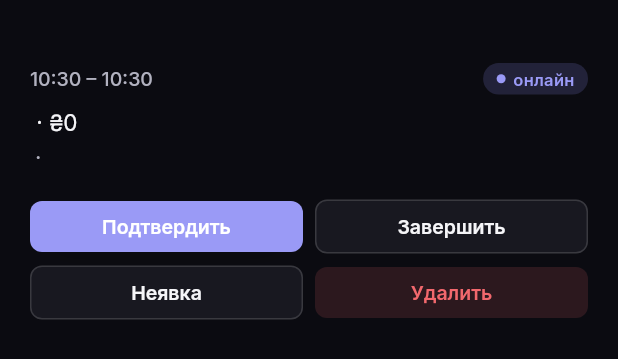
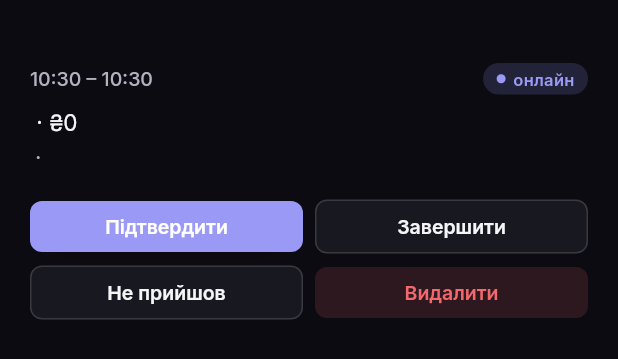
Before and after one commit to wf6zn6n9wm-ux/Shopik, a Flutter app: the _AppointmentSheet widget shown alone on an empty page, opened directly with empty values, on a phone screen of 412 x 824 dp. Shown: the top 359 px of the screen. Run offline on Flutter 3.47's test engine with Material 3 defaults, Android fonts, the phone set to English and light mode, and no system bars; our stand-ins replace drift, drift_flutter, flutter_riverpod, go_router, google_fonts; accounts and stored records are empty; generated files the repository leaves out were written again.

Commit message:
i18n: Ukrainianize appointment sheet actions; shoot Clients list + Subscription

```diff
--- a/nova/lib/features/calendar/appointment_sheet.dart
+++ b/nova/lib/features/calendar/appointment_sheet.dart
@@ -75,7 +75,7 @@ class _AppointmentSheet extends ConsumerWidget {
           Row(
             children: [
               Expanded(
-                child: KavioButton('Подтвердить',
+                child: KavioButton('Підтвердити',
                     small: true,
                     expand: true,
                     onPressed: () =>
@@ -83,7 +83,7 @@ class _AppointmentSheet extends ConsumerWidget {
               ),
               const SizedBox(width: Spacing.s2),
               Expanded(
-                child: KavioButton('Завершить',
+                child: KavioButton('Завершити',
                     small: true,
                     expand: true,
                     kind: KavioButtonKind.secondary,
@@ -96,7 +96,7 @@ class _AppointmentSheet extends ConsumerWidget {
           Row(
             children: [
               Expanded(
-                child: KavioButton('Неявка',
+                child: KavioButton('Не прийшов',
                     small: true,
                     expand: true,
                     kind: KavioButtonKind.secondary,
@@ -105,7 +105,7 @@ class _AppointmentSheet extends ConsumerWidget {
               ),
               const SizedBox(width: Spacing.s2),
               Expanded(
-                child: KavioButton('Удалить',
+                child: KavioButton('Видалити',
                     small: true,
                     expand: true,
                     kind: KavioButtonKind.danger,
```
Also changed, not shown: 1 other file.
